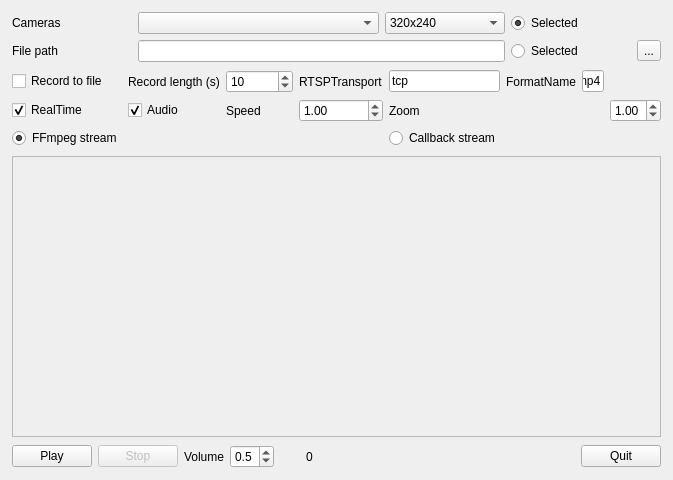
Qt form qfmainwindow.ui (denisgottardello/QtFFmpegPlayer) before a commit.
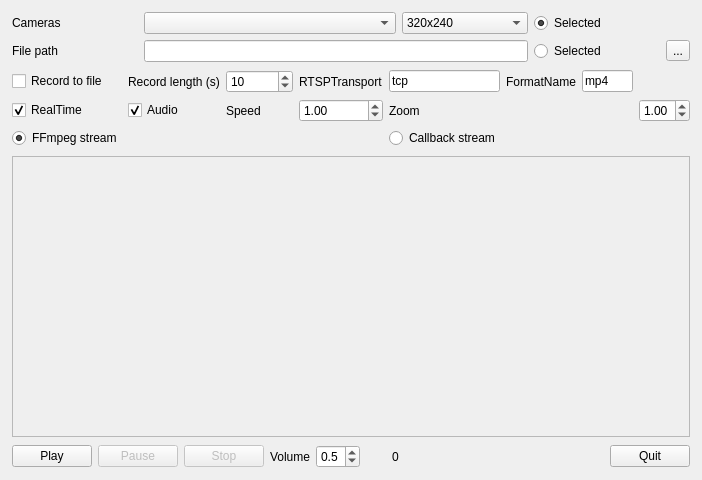
The same form after that commit.

Commit message: Pause feature provided

What changed in the file:
```diff
--- a/qfmainwindow.ui
+++ b/qfmainwindow.ui
@@ -6,7 +6,7 @@
    <rect>
     <x>0</x>
     <y>0</y>
-    <width>640</width>
+    <width>702</width>
     <height>480</height>
    </rect>
   </property>
@@ -285,7 +285,7 @@
            <rect>
             <x>0</x>
             <y>0</y>
-            <width>618</width>
+            <width>680</width>
             <height>266</height>
            </rect>
           </property>
@@ -405,6 +405,19 @@
          </property>
         </widget>
        </item>
+       <item>
+        <widget class="QPushButton" name="QPBPause">
+         <property name="enabled">
+          <bool>false</bool>
+         </property>
+         <property name="text">
+          <string>Pause</string>
+         </property>
+         <property name="checkable">
+          <bool>true</bool>
+         </property>
+        </widget>
+       </item>
        <item>
         <widget class="QPushButton" name="QPBStop">
          <property name="enabled">
```
Left out of the diff: 1 changed line with no effect on the pictures. The commit also changes 4 other files.
